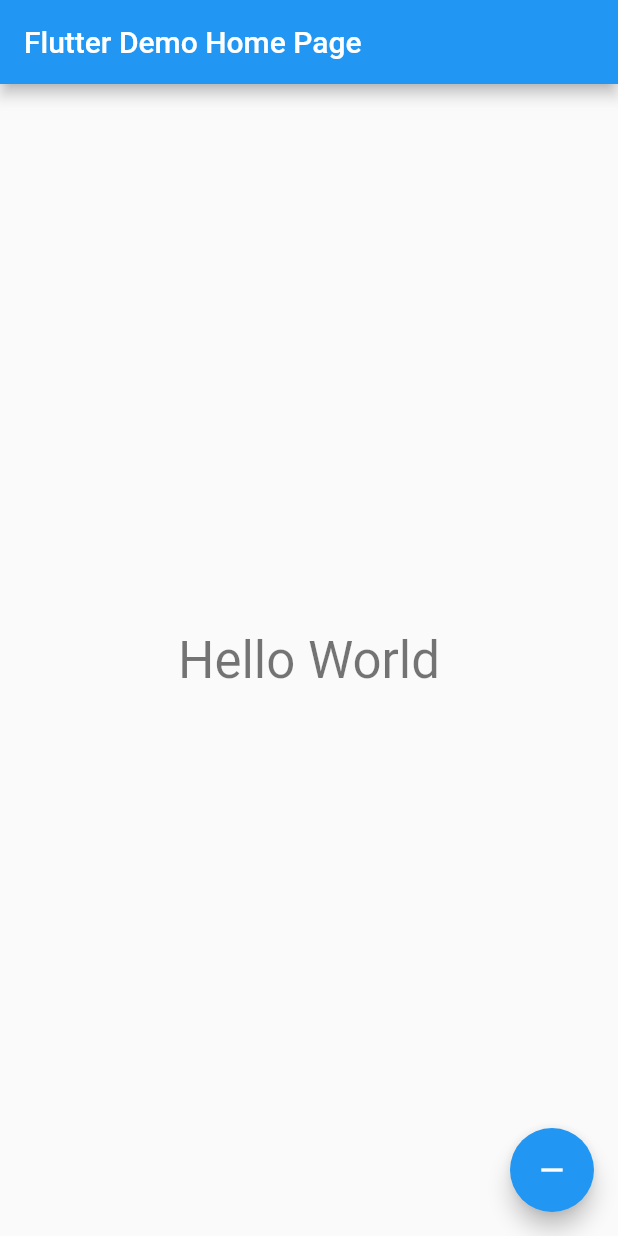
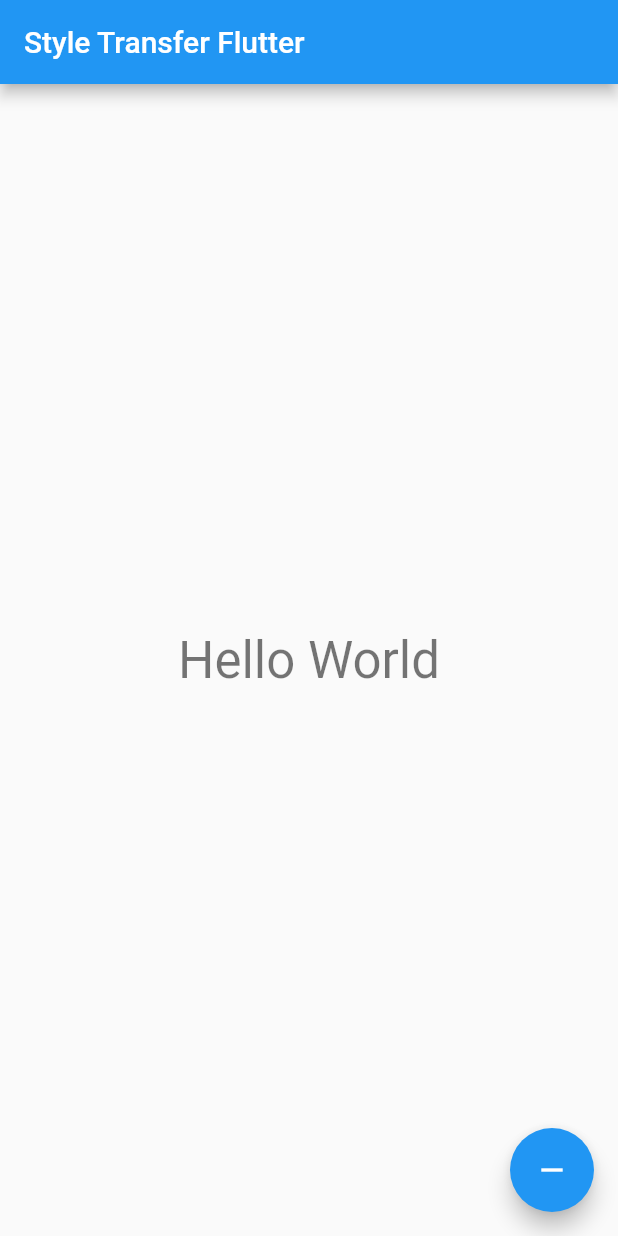
Before and after one commit to matheper/transfer_style_flutter, a Flutter app: the screen it shows after launch, after a tap on the "add" icon, on a phone screen of 412 x 824 dp. Run offline on Flutter 3.47's test engine with Material 2 defaults, Android fonts, the phone set to English and light mode, and no system bars; our stand-ins replace camera.

```diff
--- a/lib/main.dart
+++ b/lib/main.dart
@@ -1,34 +1,46 @@
+import 'package:camera/camera.dart';
 import 'package:flutter/material.dart';
 
-void main() {
-  runApp(MyApp());
+Future<void> main() async{
+  // Ensure that plugin services are initialized
+  WidgetsFlutterBinding.ensureInitialized();
+  // Obtain a list of the available cameras on the device.
+  final cameras = await availableCameras();
+  // Get a specific camera from the list of available cameras.
+  final firstCamera = cameras.first;
+
+  runApp(StyleTransferApp(firstCamera));
 }
 
-class MyApp extends StatelessWidget {
-  // This widget is the root of your application.
+class StyleTransferApp extends StatelessWidget {
+
+  final CameraDescription _camera;
+
+  StyleTransferApp(this._camera);
+
   @override
   Widget build(BuildContext context) {
     return MaterialApp(
-      title: 'Flutter Demo',
+      title: 'Style Transfer',
       theme: ThemeData(
         primarySwatch: Colors.blue,
         visualDensity: VisualDensity.adaptivePlatformDensity,
       ),
-      home: MyHomePage(title: 'Flutter Demo Home Page'),
+      home: HomePage(title: 'Style Transfer Flutter'),
     );
   }
 }
 
-class MyHomePage extends StatefulWidget {
-  MyHomePage({Key key, this.title}) : super(key: key);
+class HomePage extends StatefulWidget {
+  HomePage({Key key, this.title}) : super(key: key);
 
   final String title;
 
   @override
-  _MyHomePageState createState() => _MyHomePageState();
+  _HomePageState createState() => _HomePageState();
 }
 
-class _MyHomePageState extends State<MyHomePage> {
+class _HomePageState extends State<HomePage> {
   bool _visible = false;
 
   void _incrementCounter() {
@@ -39,8 +51,6 @@ class _MyHomePageState extends State<MyHomePage> {
 
   @override
   Widget build(BuildContext context) {
-    // This method is rerun every time setState is called
-
     return Scaffold(
       appBar: AppBar(
         title: Text(widget.title),
--- a/pubspec.yaml
+++ b/pubspec.yaml
@@ -23,6 +23,9 @@ environment:
 dependencies:
   flutter:
     sdk: flutter
+  camera:
+  path_provider:
+  path:
 
 
   # The following adds the Cupertino Icons font to your application.
```
Also changed, not shown: pubspec.lock, 1 other file.
